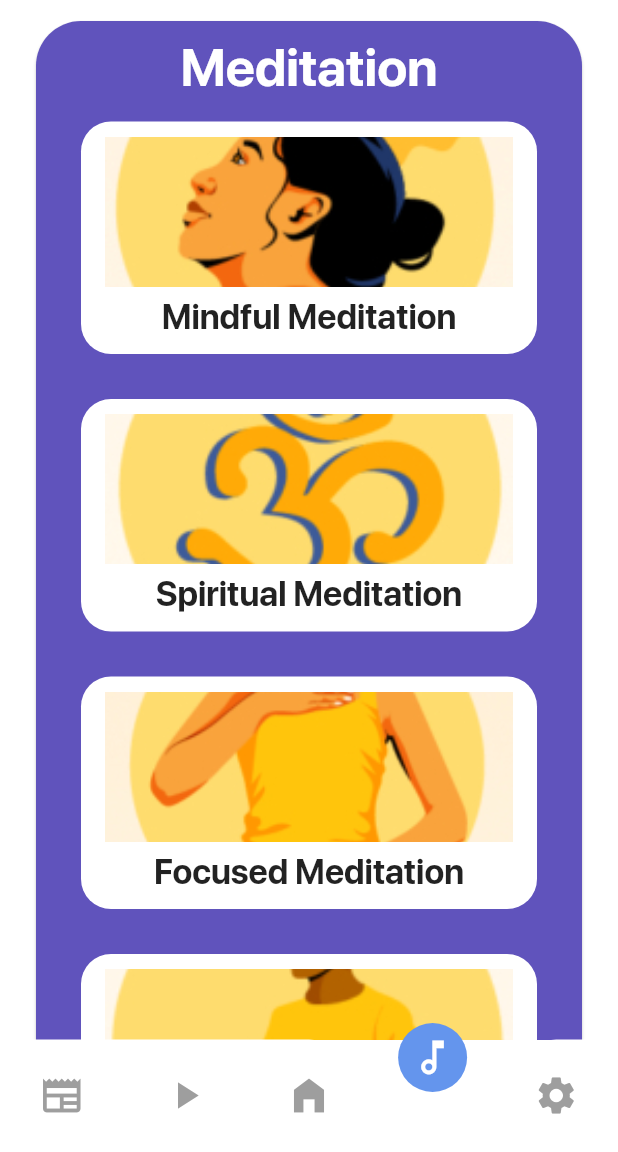
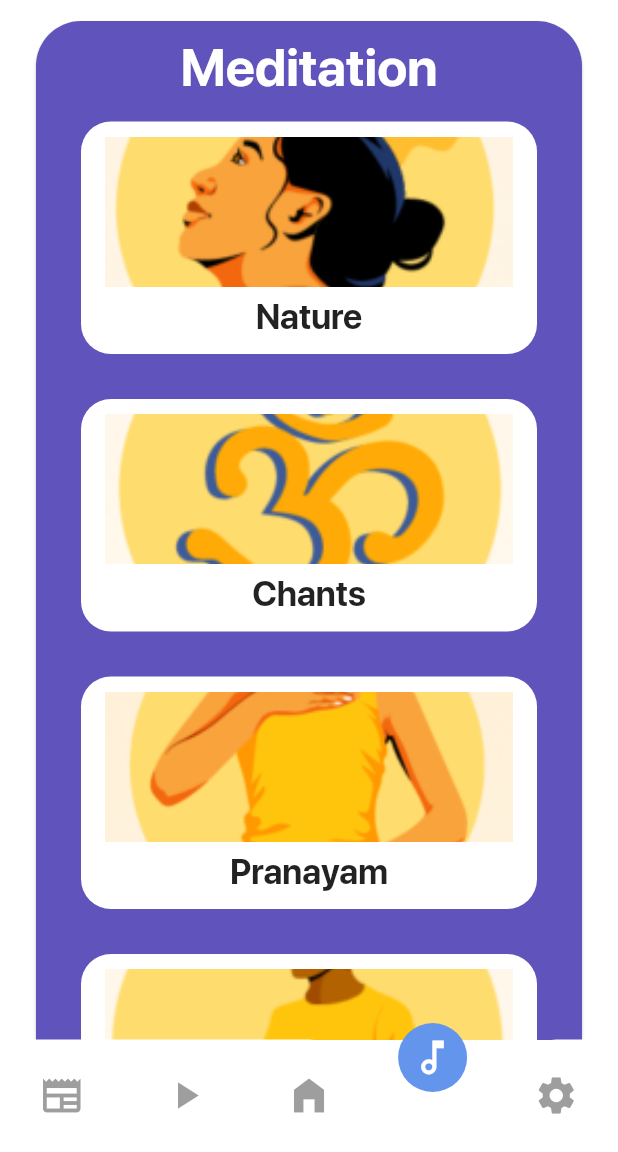
Before and after one commit to ptm0727/SihWinner, a Flutter app: the screen it shows once a user with an empty profile is signed in, swiped to page 4, on a phone screen of 412 x 824 dp, the part 84-1236 px from its top. Run offline on Flutter 3.47's test engine with Material 2 defaults, Android fonts, the phone set to English and light mode, and no system bars; drawn by our look-alikes of curved_navigation_bar; our stand-ins replace audioplayers, cloud_firestore, firebase_auth, firebase_core, flutter_neumorphic, hive and 3 more; missing offline and left inert: audioplayers_web, favorite_button, firebase_image; accounts and stored records are empty.

```diff
--- a/lib/musicpage/music_screen.dart
+++ b/lib/musicpage/music_screen.dart
@@ -43,9 +43,9 @@ class _MusicScreen extends State<MusicScreen> {
                   a: 'm1.mp3',
                   b: 'assets/pic1.png',
                   c: 'Meditation music',
-                  d: '',
+                  d: 'Mindful Meditation',
                 ),
-                title: "Mindful Meditation",
+                title: "Nature",
               ),
               AltButton(
                 imagePath: "assets/img_2.png",
@@ -53,9 +53,9 @@ class _MusicScreen extends State<MusicScreen> {
                   a: 'm2.mp3',
                   b: 'assets/pic2.png',
                   c: 'Meditation music',
-                  d: '',
+                  d: 'Spiritual',
                 ),
-                title: "Spiritual Meditation",
+                title: "Chants",
               ),
               AltButton(
                 imagePath: "assets/img_3.png",
@@ -63,9 +63,9 @@ class _MusicScreen extends State<MusicScreen> {
                   a: 'm3.mp3',
                   b: 'assets/pic3.jpg',
                   c: 'Meditation music',
-                  d: '',
+                  d: 'Focused Meditation',
                 ),
-                title: "Focused Meditation",
+                title: "Pranayam",
               ),
               AltButton(
                 imagePath: "assets/img_4.png",
@@ -73,9 +73,9 @@ class _MusicScreen extends State<MusicScreen> {
                   a: 'm4.mp3',
                   b: 'assets/pic4.jpg',
                   c: 'Meditation music',
-                  d: '',
+                  d: 'Progressive Relaxation',
                 ),
-                title: "Progressive Relaxation",
+                title: "Instrumental",
               ),
               SizedBox(
                 height: 20,
```
